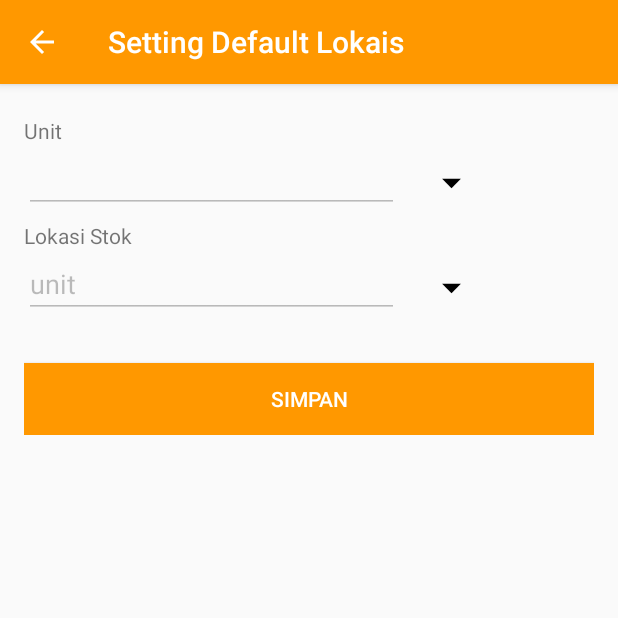
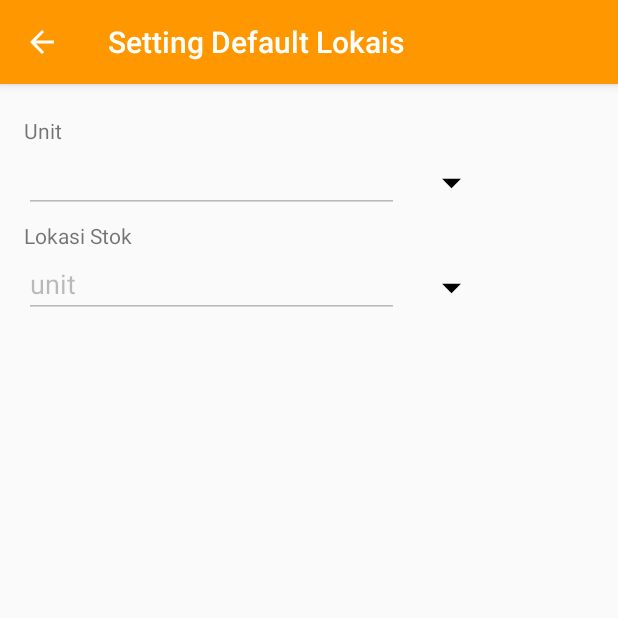
Before and after one commit to HuriatiPutri/PindaiOpname_, an Android app: the DefaultLokasiActivity screen opened directly, with no data from a screen before it, on a phone screen of 412 x 824 dp, the top half of it. Run offline under Robolectric (Android 15) with nearby library versions, the phone set to English and light mode, and no system bars.

Commit message:
default lokasi

```diff
--- a/app/src/main/res/layout/activity_default_lokasi.xml
+++ b/app/src/main/res/layout/activity_default_lokasi.xml
@@ -60,12 +60,4 @@
             android:layout_toRightOf="@id/spLokasi"
             android:background="@drawable/drop_down" />
     </RelativeLayout>
-    <Button
-        android:layout_marginTop="30dp"
-        android:id="@+id/btnSetting"
-        android:text="Simpan"
-        android:background="@color/colorPrimary"
-        android:textColor="@android:color/white"
-        android:layout_width="match_parent"
-        android:layout_height="wrap_content" />
 </LinearLayout>
--- a/app/src/main/res/values/strings.xml
+++ b/app/src/main/res/values/strings.xml
@@ -19,6 +19,16 @@
     <string name="setting">Setting Default Lokasi</string>
     <string name="upload">Upload Hasil Opname</string>
     <string name="logout">Logout</string>
-    <string name="pilih">...</string>
+    <string name="pilihlokasi">Pilih Lokasi</string>
+    <string name="pilihunit">Pilih Unit</string>
     <string name="unit">Unit</string>
+
+    <string name="lokasi_diperbarui">Lokasi diperbaharui</string>
+    <string name="unit_diperbarui">Unit diperbaharui</string>
+    <string name="batal">Batal</string>
+    <string name="success">Data disimpan</string>
+    <string name="failed">Data Gagal disimpan</string>
+    <string name="cannotNUll">Data Tidak Boleh Kosong</string>
+    <string name="unit_disimpan">Unit Disimpan</string>
+    <string name="lokasi_disimpan">Lokasi Disimpan</string>
 </resources>
```
Also changed, not shown: app/src/main/java/com/example/ics/pindaiopname/DefaultLokasiActivity.java (+32 -16 lines), app/src/main/java/com/example/ics/pindaiopname/GetDataActivity.java (+7 -9 lines).
